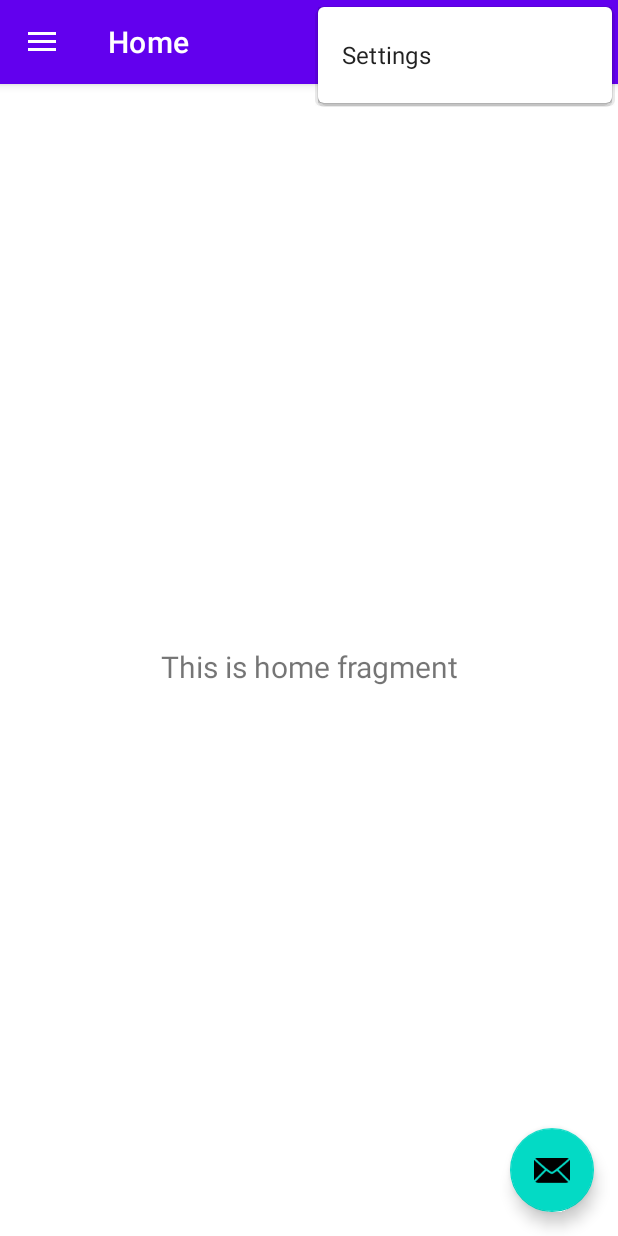
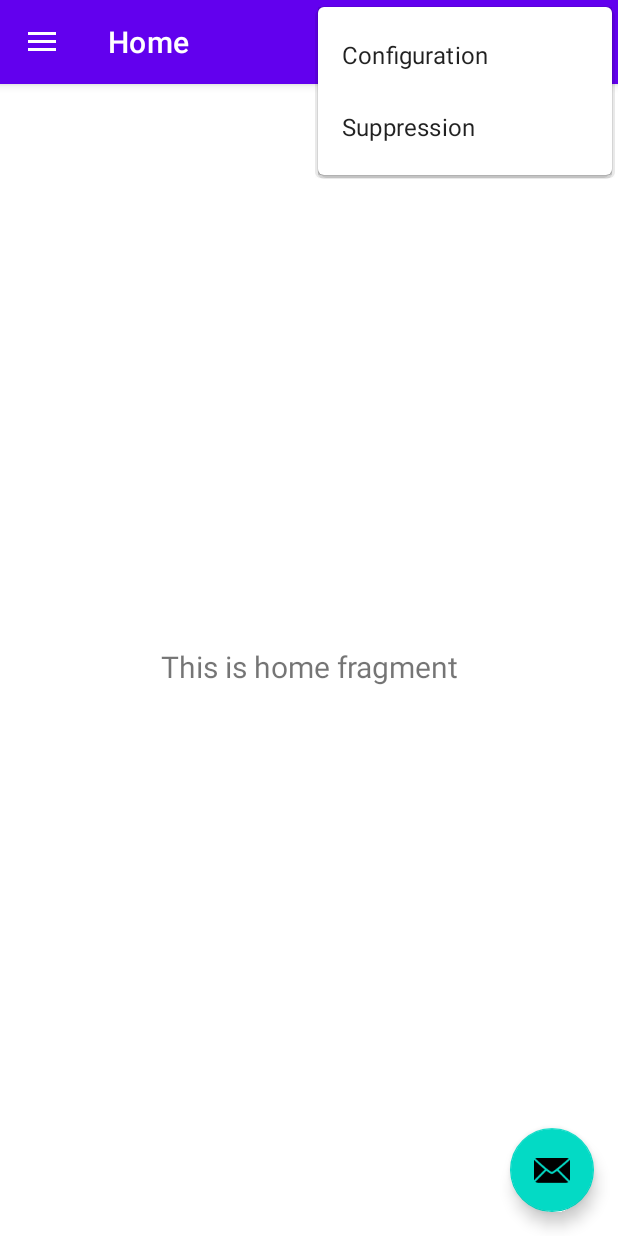
Before and after one commit to levydanqc/GeoMessages, an Android app: the screen it shows after launch (MainActivity), with the options menu open, on a phone screen of 412 x 824 dp. Run offline under Robolectric (Android 15) with nearby library versions, the phone set to English and light mode, and no system bars; our stand-ins replace navigation-ui.

Commit message:
Ajout du toolbar menu.

```diff
--- /dev/null
+++ b/app/src/main/res/drawable/ic_baseline_delete_forever_24.xml
@@ -0,0 +1,10 @@
+<vector xmlns:android="http://schemas.android.com/apk/res/android"
+    android:width="24dp"
+    android:height="24dp"
+    android:viewportWidth="24"
+    android:viewportHeight="24"
+    android:tint="?attr/colorControlNormal">
+  <path
+      android:fillColor="@android:color/white"
+      android:pathData="M6,19c0,1.1 0.9,2 2,2h8c1.1,0 2,-0.9 2,-2L18,7L6,7v12zM8.46,11.88l1.41,-1.41L12,12.59l2.12,-2.12 1.41,1.41L13.41,14l2.12,2.12 -1.41,1.41L12,15.41l-2.12,2.12 -1.41,-1.41L10.59,14l-2.13,-2.12zM15.5,4l-1,-1h-5l-1,1L5,4v2h14L19,4z"/>
+</vector>
--- /dev/null
+++ b/app/src/main/res/drawable/ic_baseline_settings_24.xml
@@ -0,0 +1,10 @@
+<vector xmlns:android="http://schemas.android.com/apk/res/android"
+    android:width="24dp"
+    android:height="24dp"
+    android:viewportWidth="24"
+    android:viewportHeight="24"
+    android:tint="?attr/colorControlNormal">
+  <path
+      android:fillColor="@android:color/white"
+      android:pathData="M19.14,12.94c0.04,-0.3 0.06,-0.61 0.06,-0.94c0,-0.32 -0.02,-0.64 -0.07,-0.94l2.03,-1.58c0.18,-0.14 0.23,-0.41 0.12,-0.61l-1.92,-3.32c-0.12,-0.22 -0.37,-0.29 -0.59,-0.22l-2.39,0.96c-0.5,-0.38 -1.03,-0.7 -1.62,-0.94L14.4,2.81c-0.04,-0.24 -0.24,-0.41 -0.48,-0.41h-3.84c-0.24,0 -0.43,0.17 -0.47,0.41L9.25,5.35C8.66,5.59 8.12,5.92 7.63,6.29L5.24,5.33c-0.22,-0.08 -0.47,0 -0.59,0.22L2.74,8.87C2.62,9.08 2.66,9.34 2.86,9.48l2.03,1.58C4.84,11.36 4.8,11.69 4.8,12s0.02,0.64 0.07,0.94l-2.03,1.58c-0.18,0.14 -0.23,0.41 -0.12,0.61l1.92,3.32c0.12,0.22 0.37,0.29 0.59,0.22l2.39,-0.96c0.5,0.38 1.03,0.7 1.62,0.94l0.36,2.54c0.05,0.24 0.24,0.41 0.48,0.41h3.84c0.24,0 0.44,-0.17 0.47,-0.41l0.36,-2.54c0.59,-0.24 1.13,-0.56 1.62,-0.94l2.39,0.96c0.22,0.08 0.47,0 0.59,-0.22l1.92,-3.32c0.12,-0.22 0.07,-0.47 -0.12,-0.61L19.14,12.94zM12,15.6c-1.98,0 -3.6,-1.62 -3.6,-3.6s1.62,-3.6 3.6,-3.6s3.6,1.62 3.6,3.6S13.98,15.6 12,15.6z"/>
+</vector>
--- a/app/src/main/res/menu/main.xml
+++ b/app/src/main/res/menu/main.xml
@@ -3,7 +3,15 @@
     xmlns:app="http://schemas.android.com/apk/res-auto">
     <item
         android:id="@+id/action_settings"
+        android:icon="@drawable/ic_baseline_settings_24"
         android:orderInCategory="100"
         android:title="@string/action_settings"
         app:showAsAction="never" />
+
+    <item
+        android:id="@+id/action_delete"
+        android:icon="@drawable/ic_baseline_delete_forever_24"
+        android:orderInCategory="100"
+        android:title="@string/action_delete"
+        app:showAsAction="never" />
 </menu>
--- a/app/src/main/res/values/strings.xml
+++ b/app/src/main/res/values/strings.xml
@@ -7,8 +7,9 @@
     <string name="nav_header_title">Dan Levy</string>
     <string name="nav_header_subtitle">danlevy.ca@icloud.com</string>
     <string name="nav_header_desc">Navigation header</string>
-    <string name="action_settings">Settings</string>
+    <string name="action_settings">Configuration</string>
 
     <string name="menu_home">Home</string>
     <string name="menu_maps">Carte</string>
+    <string name="action_delete">Suppression</string>
 </resources>
```
